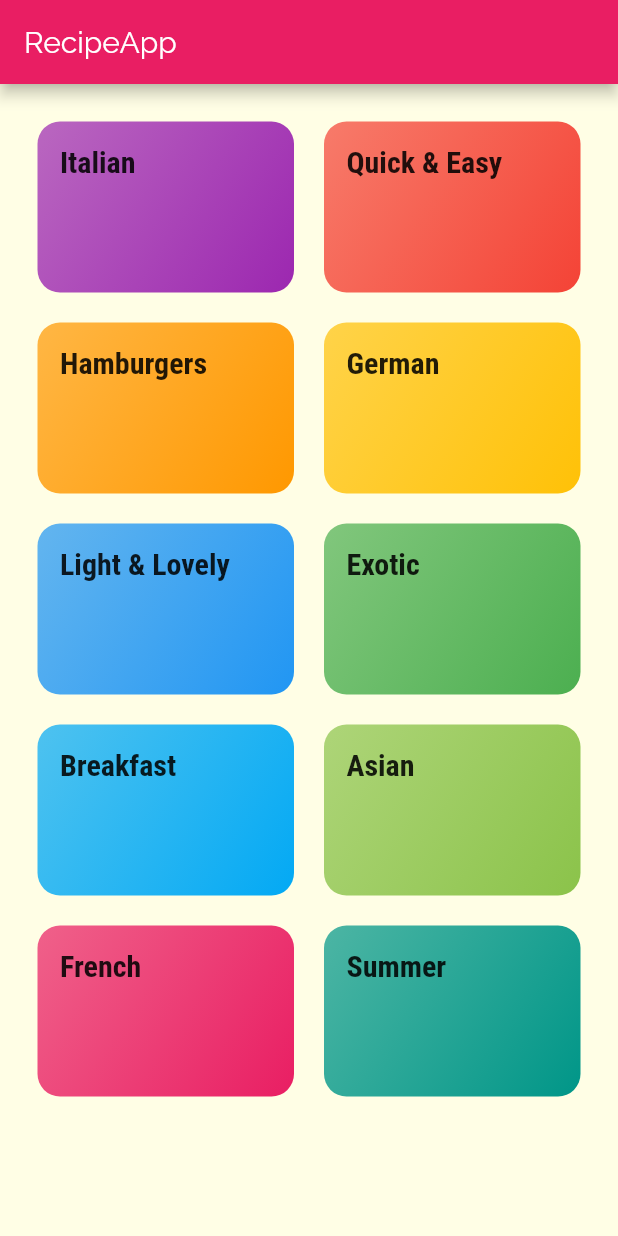
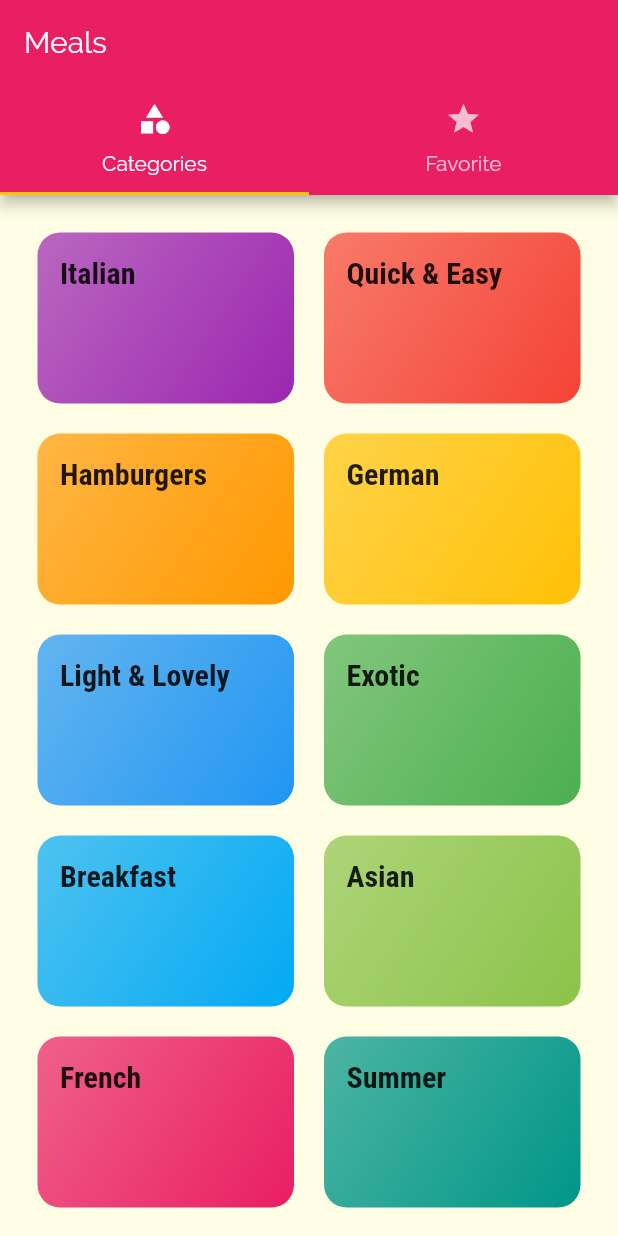
Before and after one commit to Mark-DSouza/RecipeApp, a Flutter app: the screen it shows after launch, on a phone screen of 412 x 824 dp. Run offline on Flutter 3.47's test engine with Material 2 defaults, Android fonts, the phone set to English and light mode, and no system bars.

Commit message:
Commit fully functional tab-bar made using DefaultTabController

```diff
--- a/lib/main.dart
+++ b/lib/main.dart
@@ -3,6 +3,7 @@ import 'package:flutter/material.dart';
 import './screens/category_meals_screen.dart';
 import './screens/categories_screen.dart';
 import './screens/meal_detail_screen.dart';
+import './screens/tabs_screen.dart';
 
 void main() {
   runApp(MyApp());
@@ -35,7 +36,8 @@ class MyApp extends StatelessWidget {
       // home: CategoryScreen(),
       initialRoute: '/', // Default value is '/'
       routes: {
-        '/': (ctx) => CategoryScreen(),
+        // '/': (ctx) => CategoryScreen(),
+        '/': (ctx) => TabsScreen(),
         CategoryMealsScreen.routeName: (ctx) => CategoryMealsScreen(),
         MealDetailScreen.routeName: (ctx) => MealDetailScreen(),
       },
--- a/lib/screens/categories_screen.dart
+++ b/lib/screens/categories_screen.dart
@@ -6,14 +6,7 @@ import '../dummy_data.dart';
 class CategoryScreen extends StatelessWidget {
   @override
   Widget build(BuildContext context) {
-    return Scaffold(
-        appBar: AppBar(
-          title: const Text(
-            'RecipeApp',
-          ),
-
-        ),
-        body: GridView(
+    return GridView(
       padding: EdgeInsets.all(25),
       children: DUMMY_CATEGORIES
           .map(
@@ -30,6 +23,6 @@ class CategoryScreen extends StatelessWidget {
         crossAxisSpacing: 20,
         mainAxisSpacing: 20,
       ),
-        ));
+    );
   }
 }
--- a/lib/screens/tabs_screen.dart
+++ b/lib/screens/tabs_screen.dart
@@ -1,6 +1,7 @@
 import 'package:flutter/material.dart';
 
 import './categories_screen.dart';
+import './favorites_screen.dart';
 
 class TabsScreen extends StatefulWidget {
   @override
@@ -12,6 +13,7 @@ class _TabsScreenState extends State<TabsScreen> {
   Widget build(BuildContext context) {
     return DefaultTabController(
       length: 2,
+      // initialIndex: 0,
       child: Scaffold(
         appBar: AppBar(
           title: Text("Meals"),
@@ -22,7 +24,7 @@ class _TabsScreenState extends State<TabsScreen> {
         ),
         body: TabBarView(children: [
           CategoryScreen(),
-          null,
+          FavoritesScreen(),
         ],)
       ),
     );
```
Also changed, not shown: lib/screens/favorites_screen.dart (added, +10 -0 lines). Lines whose indentation alone changed are shown as unchanged.
